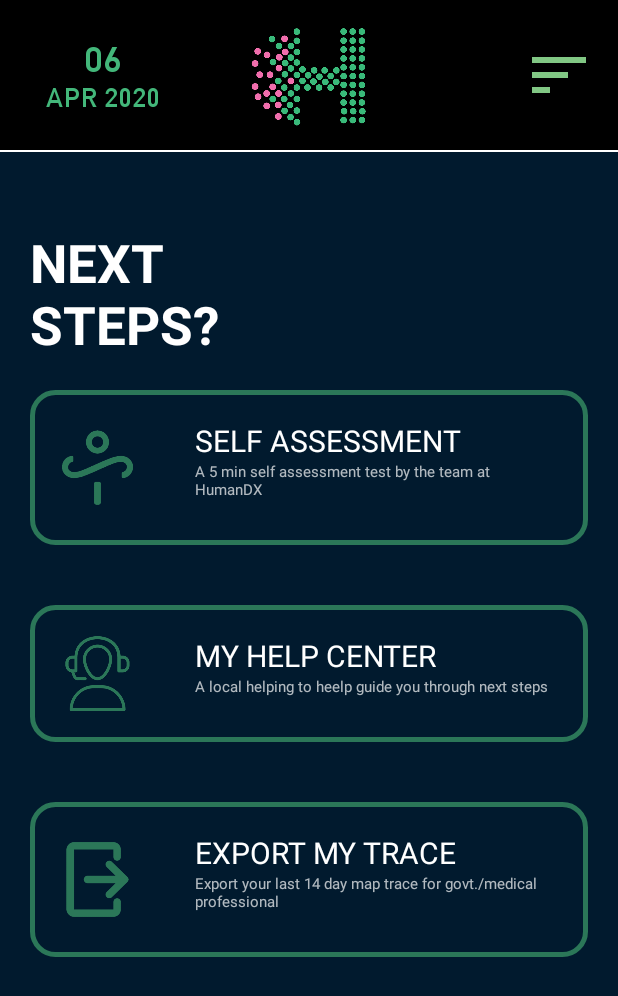
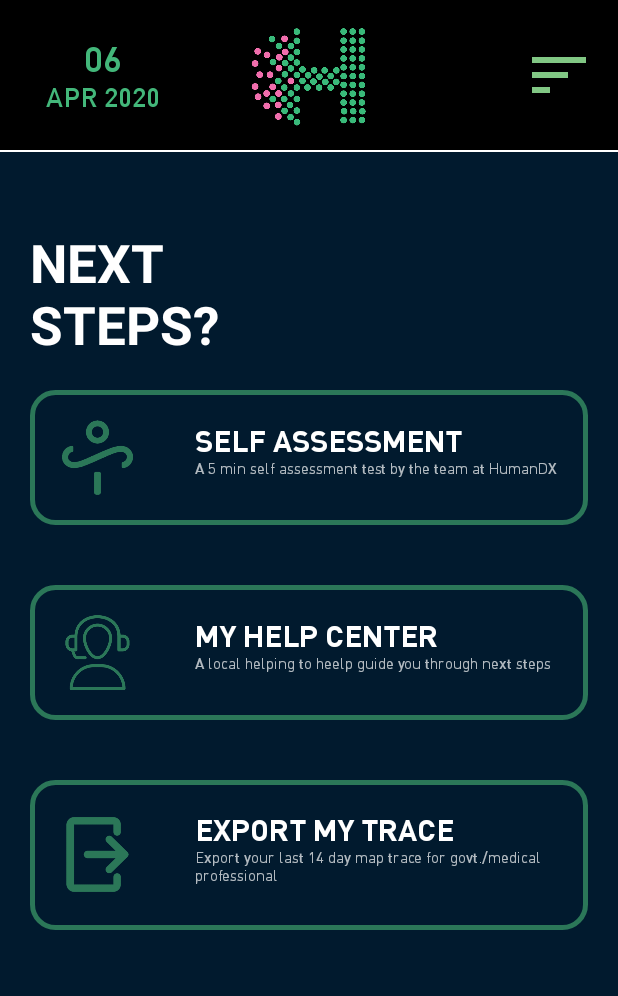
Before and after one commit to panchalAlpit/HonestHerd, an Android app: the fragment HHNextStepFragment placed in its activity, on a phone screen of 412 x 824 dp. Shown: the top 996 px of the screen. Run offline under Robolectric (Android 15) with nearby library versions, the phone set to English and light mode, and no system bars; our stand-ins replace Firebase (no records; nobody signed in at launch, a user with empty details on screens opened directly); libraries missing offline, so code that uses them is left out: com.hypertrack.sdk; 6 statements that could not run were skipped.

Commit message:
set font

```diff
--- a/app/src/main/java/com/example/honestherd/HHFregment/HHNextStepFragment.java
+++ b/app/src/main/java/com/example/honestherd/HHFregment/HHNextStepFragment.java
@@ -1,13 +1,16 @@
 package com.example.honestherd.HHFregment;
 
+import android.graphics.Typeface;
 import android.os.Bundle;
 
+import androidx.appcompat.widget.AppCompatTextView;
 import androidx.fragment.app.Fragment;
 
 import android.view.LayoutInflater;
 import android.view.View;
 import android.view.ViewGroup;
 
+import com.example.honestherd.HHGlobal.Utils;
 import com.example.honestherd.R;
 
 /**
@@ -17,14 +20,7 @@ import com.example.honestherd.R;
  */
 public class HHNextStepFragment extends Fragment {
     // TODO: Rename parameter arguments, choose names that match
-    // the fragment initialization parameters, e.g. ARG_ITEM_NUMBER
-    private static final String ARG_PARAM1 = "param1";
-    private static final String ARG_PARAM2 = "param2";
-
-    // TODO: Rename and change types of parameters
-    private String mParam1;
-    private String mParam2;
-
+    private AppCompatTextView txt_self_assessment,txt_self_assessment_subtitle,txt_my_help_center,txt_my_help_center_subtitle,txt_export_my_trace,txt_export_my_trace_subtitle;
     public HHNextStepFragment() {
         // Required empty public constructor
     }
@@ -41,8 +37,6 @@ public class HHNextStepFragment extends Fragment {
     public static HHNextStepFragment newInstance(String param1, String param2) {
         HHNextStepFragment fragment = new HHNextStepFragment();
         Bundle args = new Bundle();
-        args.putString(ARG_PARAM1, param1);
-        args.putString(ARG_PARAM2, param2);
         fragment.setArguments(args);
         return fragment;
     }
@@ -50,16 +44,34 @@ public class HHNextStepFragment extends Fragment {
     @Override
     public void onCreate(Bundle savedInstanceState) {
         super.onCreate(savedInstanceState);
-        if (getArguments() != null) {
-            mParam1 = getArguments().getString(ARG_PARAM1);
-            mParam2 = getArguments().getString(ARG_PARAM2);
-        }
+
     }
 
     @Override
     public View onCreateView(LayoutInflater inflater, ViewGroup container,
                              Bundle savedInstanceState) {
         // Inflate the layout for this fragment
-        return inflater.inflate(R.layout.fragment_h_h_next_step, container, false);
+        View view = inflater.inflate(R.layout.fragment_h_h_next_step, container, false);
+        init(view);
+        return view;
+    }
+
+    private void init(View view) {
+        txt_self_assessment = view.findViewById(R.id.txt_self_assessment);
+        txt_my_help_center = view.findViewById(R.id.txt_my_help_center);
+        txt_export_my_trace = view.findViewById(R.id.txt_export_my_trace);
+
+        txt_self_assessment_subtitle = view.findViewById(R.id.txt_self_assessment_subtitle);
+        txt_my_help_center_subtitle = view.findViewById(R.id.txt_my_help_center_subtitle);
+        txt_export_my_trace_subtitle = view.findViewById(R.id.txt_export_my_trace_subtitle);
+
+        txt_self_assessment.setTypeface(Typeface.createFromAsset(getActivity().getAssets(), Utils.DIN_BOLD));
+        txt_my_help_center.setTypeface(Typeface.createFromAsset(getActivity().getAssets(), Utils.DIN_BOLD));
+        txt_export_my_trace.setTypeface(Typeface.createFromAsset(getActivity().getAssets(), Utils.DIN_BOLD));
+
+        txt_self_assessment_subtitle.setTypeface(Typeface.createFromAsset(getActivity().getAssets(), Utils.DIN_MEDIUM));
+        txt_my_help_center_subtitle.setTypeface(Typeface.createFromAsset(getActivity().getAssets(), Utils.DIN_MEDIUM));
+        txt_export_my_trace_subtitle.setTypeface(Typeface.createFromAsset(getActivity().getAssets(), Utils.DIN_MEDIUM));
+
     }
 }
--- a/app/src/main/res/layout/fragment_h_h_next_step.xml
+++ b/app/src/main/res/layout/fragment_h_h_next_step.xml
@@ -42,6 +42,7 @@
                 android:padding="20dp">
 
                 <androidx.appcompat.widget.AppCompatTextView
+                    android:id="@+id/txt_self_assessment"
                     android:layout_width="wrap_content"
                     android:layout_height="wrap_content"
                     android:text="@string/self_assessment"
@@ -50,7 +51,7 @@
                     android:textSize="20sp" />
 
                 <androidx.appcompat.widget.AppCompatTextView
-
+                    android:id="@+id/txt_self_assessment_subtitle"
                     android:layout_width="match_parent"
                     android:layout_height="wrap_content"
                     android:paddingBottom="10dp"
@@ -81,6 +82,7 @@
                 android:padding="20dp">
 
                 <androidx.appcompat.widget.AppCompatTextView
+                    android:id="@+id/txt_my_help_center"
                     android:layout_width="wrap_content"
                     android:layout_height="wrap_content"
                     android:text="@string/my_help_center"
@@ -89,7 +91,7 @@
                     android:textSize="20sp" />
 
                 <androidx.appcompat.widget.AppCompatTextView
-
+                    android:id="@+id/txt_my_help_center_subtitle"
                     android:layout_width="match_parent"
                     android:layout_height="wrap_content"
                     android:paddingBottom="10dp"
@@ -120,6 +122,7 @@
                 android:padding="20dp">
 
                 <androidx.appcompat.widget.AppCompatTextView
+                    android:id="@+id/txt_export_my_trace"
                     android:layout_width="wrap_content"
                     android:layout_height="wrap_content"
                     android:text="@string/export_my_trace"
@@ -128,7 +131,7 @@
                     android:textSize="20sp" />
 
                 <androidx.appcompat.widget.AppCompatTextView
-                    android:id="@+id/txt_clipboard"
+                    android:id="@+id/txt_export_my_trace_subtitle"
                     android:layout_width="match_parent"
                     android:layout_height="wrap_content"
                     android:paddingBottom="10dp"
```
